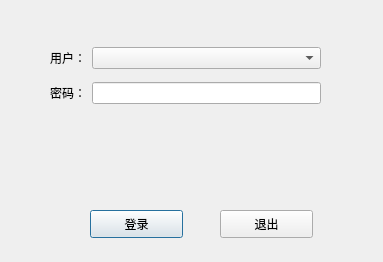
The window that source/usermanage/logindialog/logindialog.ui (flimmy78/qtverify) describes before a commit, drawn with Qt 5.
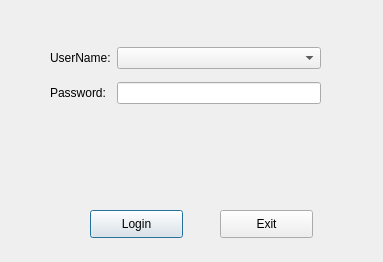
The same window after the commit.

Commit message: 登陆框英文原始界面； 增加词典

```diff
--- a/source/usermanage/logindialog/logindialog.ui
+++ b/source/usermanage/logindialog/logindialog.ui
@@ -23,7 +23,7 @@
     </rect>
    </property>
    <property name="text">
-    <string>登录</string>
+    <string>Login</string>
    </property>
   </widget>
   <widget class="QPushButton" name="quitButton">
@@ -36,7 +36,7 @@
     </rect>
    </property>
    <property name="text">
-    <string>退出</string>
+    <string>Exit</string>
    </property>
   </widget>
   <widget class="QWidget" name="layoutWidget">
@@ -52,7 +52,7 @@
     <item row="0" column="0">
      <widget class="QLabel" name="label_2">
       <property name="text">
-       <string>用户：</string>
+       <string>UserName:</string>
       </property>
      </widget>
     </item>
@@ -62,7 +62,7 @@
     <item row="1" column="0">
      <widget class="QLabel" name="label">
       <property name="text">
-       <string>密码：</string>
+       <string>Password:</string>
       </property>
      </widget>
     </item>
```
Left out of the diff: 2 changed lines with no effect on the pictures. The commit also changes 5 other files.
